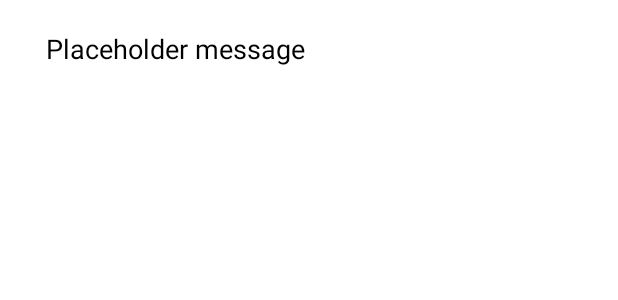
After one commit to FrancoisRmn/ProjetMIA, an Android app: the layout message.xml on its own in the app's theme, with its tools: preview values and no code run, on a phone screen of 412 x 824 dp. The commit adds this screen. Shown: the top 300 px of the screen. Run offline under Robolectric (Android 15) with nearby library versions, the phone set to English and light mode, and no system bars.

Commit message:
Ajout message texte

```diff
--- /dev/null
+++ b/App/app/src/main/res/layout/message.xml
@@ -0,0 +1,23 @@
+<RelativeLayout xmlns:android="http://schemas.android.com/apk/res/android"
+    android:layout_width="match_parent"
+    android:layout_height="wrap_content"
+    android:clipToPadding="false"
+    android:paddingVertical="10dp"
+    android:paddingLeft="15dp"
+    android:paddingRight="15dp">
+
+    <TextView
+        android:id="@+id/message_body"
+        android:layout_width="match_parent"
+        android:layout_height="wrap_content"
+        android:layout_alignParentStart="true"
+        android:layout_alignParentEnd="true"
+        android:layout_marginStart="5dp"
+        android:layout_marginEnd="5dp"
+        android:elevation="2dp"
+        android:padding="10dp"
+        android:text="Placeholder message"
+        android:textColor="#000000"
+        android:textSize="18dp" />
+
+</RelativeLayout>
--- a/App/build.gradle
+++ b/App/build.gradle
@@ -5,7 +5,7 @@ buildscript {
         jcenter()
     }
     dependencies {
-        classpath "com.android.tools.build:gradle:4.1.0"
+        classpath 'com.android.tools.build:gradle:4.1.1'
 
         // NOTE: Do not place your application dependencies here; they belong
         // in the individual module build.gradle files
```
Also changed, not shown: App/app/src/main/java/com/example/kinemictestgeste/MainActivity.java (+9 -6 lines), App/app/src/main/java/com/example/kinemictestgeste/MessageAdapter.java (added, +53 -0 lines), App/app/src/main/res/layout/activity_main.xml (+28 -15 lines).
